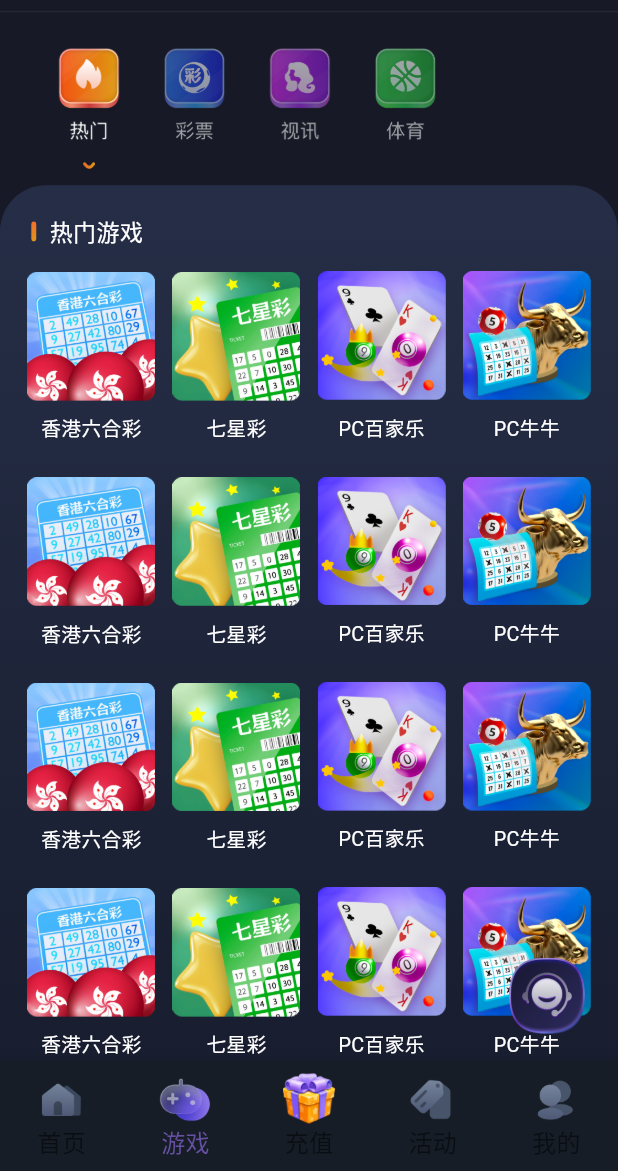
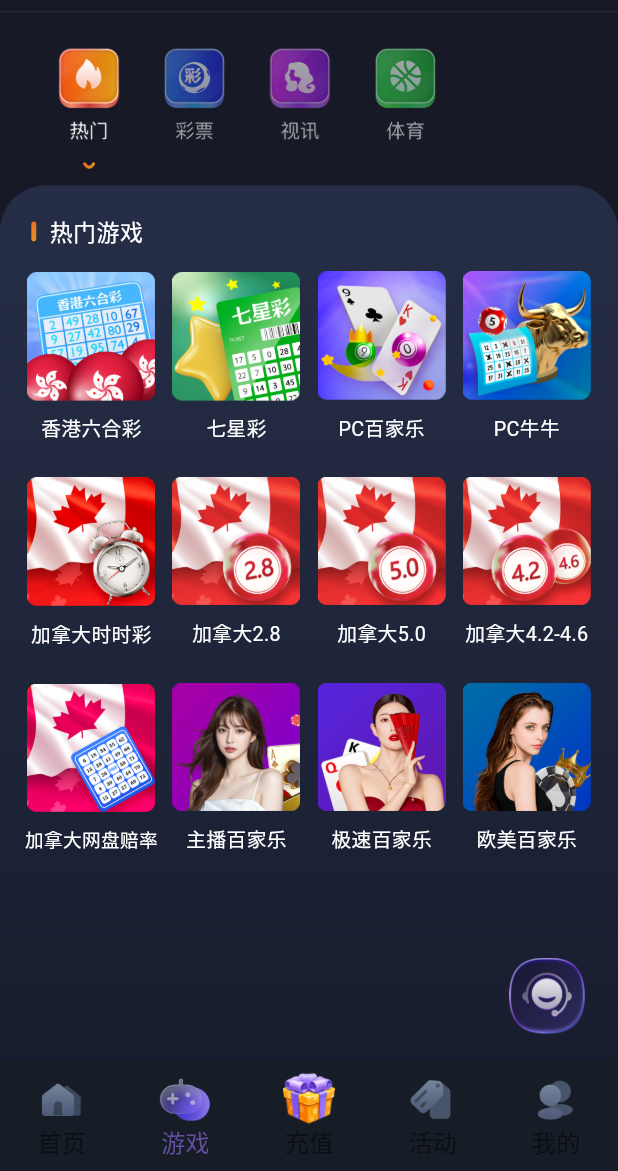
Before and after one commit to M78Code/flutter_kk_guoji, a Flutter app: the screen it shows after launch, item 2 of the bottom bar chosen, on a phone screen of 412 x 824 dp, the part 65-1236 px from its top. Run offline on Flutter 3.47's test engine with Material 3 defaults, Android fonts, the light colour scheme and no system bars; our stand-ins replace card_swiper, device_info_plus, dio, flutter_screenutil, fluttertoast, get and 4 more; missing offline and left inert: dart:ffi; network calls fail; project files that could hold a hidden picture were left out.

Commit message:
游戏模块-UI编写

```diff
--- a/lib/pages/games/games_logic.dart
+++ b/lib/pages/games/games_logic.dart
@@ -1,11 +1,12 @@
 
+import 'package:flutter/cupertino.dart';
 import 'package:get/get.dart';
-
 import '../../generated/assets.dart';
 
 class GamesLogic extends GetxController {
 
   var currentIndex  = 0.obs;
+  late PageController pageController = PageController(initialPage: 0);
 
   late List<List<String>> dataList;
 
@@ -21,18 +22,15 @@ class GamesLogic extends GetxController {
     [Assets.gamesLotteryTixincai, "七星彩"],
     [Assets.gamesLotteryPcBaijiale, "PC百家乐"],
     [Assets.gamesLotteryPcNuinui, "PC牛牛"],
-    [Assets.gamesLotteryLiuhe, "香港六合彩"],
-    [Assets.gamesLotteryTixincai, "七星彩"],
-    [Assets.gamesLotteryPcBaijiale, "PC百家乐"],
-    [Assets.gamesLotteryPcNuinui, "PC牛牛"],
-    [Assets.gamesLotteryLiuhe, "香港六合彩"],
-    [Assets.gamesLotteryTixincai, "七星彩"],
-    [Assets.gamesLotteryPcBaijiale, "PC百家乐"],
-    [Assets.gamesLotteryPcNuinui, "PC牛牛"],
-    [Assets.gamesLotteryLiuhe, "香港六合彩"],
-    [Assets.gamesLotteryTixincai, "七星彩"],
-    [Assets.gamesLotteryPcBaijiale, "PC百家乐"],
-    [Assets.gamesLotteryPcNuinui, "PC牛牛"],
+    [Assets.gamesCanadaShishicai, "加拿大时时彩"],
+    [Assets.gamesCanada28, "加拿大2.8"],
+    [Assets.gamesCanada50, "加拿大5.0"],
+    [Assets.gamesCanada4246, "加拿大4.2-4.6"],
+    [Assets.gamesCanadaWanpan, "加拿大网盘赔率"],
+    [Assets.gamesBaijialeVideo, "主播百家乐"],
+    [Assets.gamesBaijialeQuick, "极速百家乐"],
+    [Assets.gamesBaijialeOm, "欧美百家乐"],
+
   ];
 
   final List<List<String>> realList = [
@@ -45,6 +43,11 @@ class GamesLogic extends GetxController {
   switchIndex(int index) {
     currentIndex.value = index;
     dataList = index == 0 ? lotteryList : realList;
+    pageController.animateToPage(
+      index,
+      duration: Duration(milliseconds: 500),
+      curve: Curves.easeInOut,
+    );
     // update(["games"]);
   }
   @override
--- a/lib/pages/games/widgets/games_items_widget.dart
+++ b/lib/pages/games/widgets/games_items_widget.dart
@@ -1,25 +1,69 @@
 import 'dart:ffi';
 
+import 'package:card_swiper/card_swiper.dart';
 import 'package:flutter/material.dart';
 import 'package:flutter_screenutil/flutter_screenutil.dart';
 import 'package:get/get.dart';
-import 'package:kkguoji/extension/index.dart';
+import 'package:kkguoji/common//extension/index.dart';
 
 import '../../../generated/assets.dart';
 import '../games_logic.dart';
 
 class GamesItemsWidget extends StatelessWidget {
 
+  late GamesLogic controller = Get.find<GamesLogic>();
+
   GamesItemsWidget({
     Key? key,
   }) : super(key: key) { }
 
-  late GamesLogic controller = Get.find<GamesLogic>();
 
   @override
   Widget build(BuildContext context) {
-    return SingleChildScrollView(
-        child:  _buildView(),
+    return _buildView();
+  }
+
+  Widget _buildItem(String imageStr, String nameTime,  String peropleCount) {
+    return Container(
+      width: double.infinity,
+      height: 123,
+      decoration: BoxDecoration(
+        image: DecorationImage(image: AssetImage(imageStr), fit: BoxFit.cover),
+        borderRadius: BorderRadius.circular(6),
+      ),
+      padding: const EdgeInsets.only(left: 30),
+      child: Column(
+        mainAxisAlignment: MainAxisAlignment.center,
+        crossAxisAlignment: CrossAxisAlignment.start,
+        children: [
+          Text(nameTime, style: const TextStyle(color: Colors.white, fontSize: 22, fontWeight: FontWeight.w900),),
+          Text(peropleCount, style: const TextStyle(color: Colors.white, fontSize: 12),),
+
+        ],
+      ),
+    );
+  }
+
+  Widget _buildView() {
+    return Column(
+      children: [
+        _buildTitleView().marginOnly(top: 18.w, left: 19.w),
+
+        Expanded(
+          child: PageView(
+            controller: controller.pageController,
+            onPageChanged: (index) {
+              controller.switchIndex(index);
+            },
+            children: [
+              SingleChildScrollView(child: _buildItemsGridView(),),
+              SingleChildScrollView(child: _buildItemListView(),),
+              SingleChildScrollView(child: _buildItemListView(),),
+              SingleChildScrollView(child: _buildItemListView(),),
+            ],
+          )
+        )
+      ],
     ).decorated(
         gradient: LinearGradient(
           begin: Alignment.topCenter,
@@ -36,9 +80,8 @@ class GamesItemsWidget extends StatelessWidget {
     );
   }
 
-  Widget _buildView() {
-    return <Widget>[
-      Row(
+  Widget _buildTitleView() {
+    return Row(
       children: [
         Container(
           width: 3.w,
@@ -52,7 +95,7 @@ class GamesItemsWidget extends StatelessWidget {
                 [Color(0xFFF07027), Color(0xFFE2951C)],
                 [Color(0xFF279CF0), Color(0xFF3D4AF7)],
                 [Color(0xFFB027F0), Color(0xFF7C1DDA)],
-                  [Color(0xFFB027F0), Color(0xFF7C1DDA)],
+                [Color(0xFF17A62E), Color(0xFF17A62E)],
               ][controller.currentIndex.value],
               stops: [0.0, 1.0],
             ),
@@ -65,11 +108,11 @@ class GamesItemsWidget extends StatelessWidget {
                 fontWeight: FontWeight.w400))
             .marginOnly(left: 8.w),
       ],
-      ).marginOnly(top: 18.w, left: 19.w),
+    );
+  }
 
-      controller.currentIndex == 0 ? _buildItemGridView() : _buildItemListView(),
-
-    ].toColumn();
+  Widget _buildItemsView() {
+    return controller.currentIndex == 0 ? _buildItemsGridView() : _buildItemListView();
   }
 
   Widget _buildItemListView() {
@@ -84,7 +127,7 @@ class GamesItemsWidget extends StatelessWidget {
     );
 
   }
-  GridView _buildItemGridView() {
+  GridView _buildItemsGridView() {
     return GridView.builder(
       padding: EdgeInsets.only(top: 14.w, left: 15.w, right: 15.w),
       shrinkWrap: true,
@@ -102,11 +145,17 @@ class GamesItemsWidget extends StatelessWidget {
             mainAxisAlignment: MainAxisAlignment.center,
             children: [
               Image.asset(controller.lotteryList[index].first, width: 78.w, height: 78.w),
-              Text(controller.lotteryList[index][1],
-                style: TextStyle(color: Colors.white,
+              FittedBox(
+                fit: BoxFit.contain,
+                child: Text(
+                  controller.lotteryList[index][1],
+                  style: TextStyle(
+                      color: Colors.white,
                       fontSize: 12.sp,
-                    fontWeight: FontWeight.w400),)
-                  .marginOnly(top: 8.w, bottom: 8.w)
+                      fontWeight: FontWeight.w400
+                  ),
+                ),
+              ).marginOnly(top: 8.w, bottom: 8.w)
             ],
           ),
         ); // Passing index + 1 as item number
--- a/lib/pages/games/widgets/games_menu_widget.dart
+++ b/lib/pages/games/widgets/games_menu_widget.dart
@@ -1,7 +1,7 @@
 import 'package:flutter/material.dart';
 import 'package:flutter_screenutil/flutter_screenutil.dart';
 import 'package:get/get.dart';
-import 'package:kkguoji/extension/index.dart';
+import 'package:kkguoji/common/extension/index.dart';
 import 'package:kkguoji/pages/games/games_logic.dart';
 
 import '../../../generated/assets.dart';
```
Also changed, not shown: lib/pages/games/games_page.dart (+14 -1 lines), assets/images/games/baijiale_om.png (added), assets/images/games/baijiale_quick.png (added), assets/images/games/baijiale_video.png (added), assets/images/games/canada_28.png (added), assets/images/games/canada_4246.png (added), assets/images/games/canada_50.png (added), assets/images/games/canada_shishicai.png (added), assets/images/games/canada_wanpan.png (added), lib/common/extension/ex_list.dart (renamed from lib/extension/ex_list.dart), lib/common/extension/ex_widget.dart (renamed from lib/extension/ex_widget.dart), lib/common/extension/index.dart (renamed from lib/extension/index.dart), lib/generated/assets.dart, 1 other file. Lines whose indentation alone changed are shown as unchanged.
